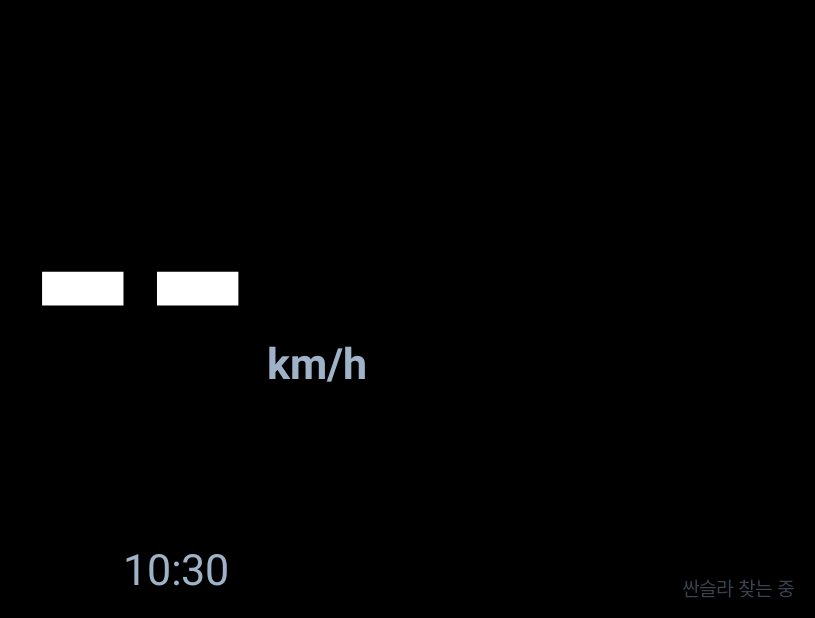
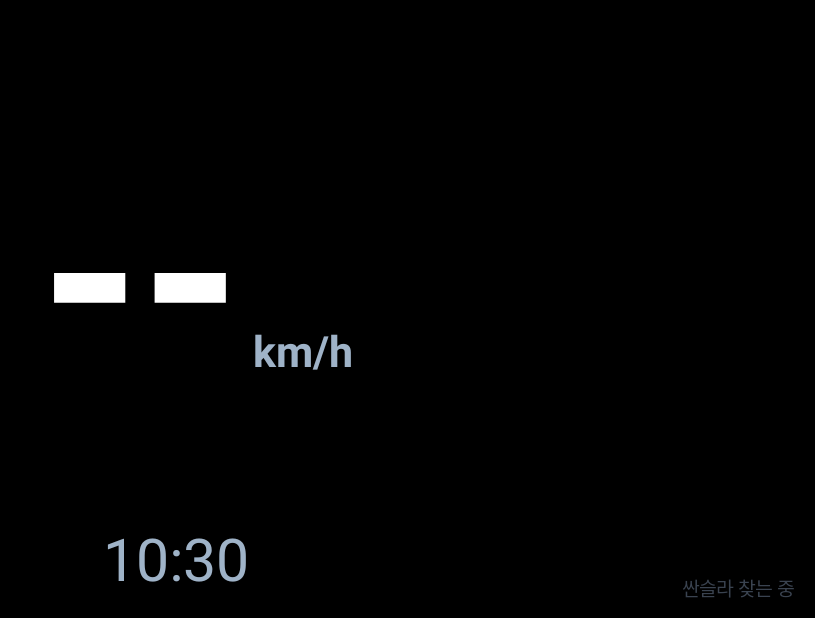
Before and after one commit to gamtanstudio/gt-home, an Android app: the screen it shows after launch (HudActivity), on a phone screen of 824 x 412 dp (held sideways). Shown: the whole screen, without its empty margins (421-1236 px from the left). Run offline under Robolectric (Android 15) with nearby library versions, the phone set to English and light mode, and no system bars.

Commit message:
Add files via upload

```diff
--- a/hud/src/main/java/com/gtman/hud/HudActivity.java
+++ b/hud/src/main/java/com/gtman/hud/HudActivity.java
@@ -147,18 +147,18 @@ public class HudActivity extends Activity {
         turnRow.setGravity(Gravity.CENTER_HORIZONTAL);
         LinearLayout ad = new LinearLayout(this);
         ad.setGravity(Gravity.CENTER_VERTICAL);
-        arrow = text(H * 0.30f, GREEN, true);
+        arrow = text(H * 0.26f, GREEN, true);
         arrow.setIncludeFontPadding(false);
-        dist = text(H * 0.20f, GREEN, true);
+        dist = text(H * 0.17f, GREEN, true);
         dist.setIncludeFontPadding(false);
         dist.setPadding(dp(10), 0, 0, 0);
         ad.addView(arrow);
         ad.addView(dist);
         turnRow.addView(ad);
-        road = text(H * 0.062f, Color.parseColor("#D8FFE6"), false);
+        road = text(H * 0.095f, Color.parseColor("#D8FFE6"), false);
         road.setSingleLine(true);
         road.setEllipsize(TextUtils.TruncateAt.END);
-        road.setMaxWidth(Math.round(W * 0.45f));
+        road.setMaxWidth(Math.round(W * 0.50f));
         turnRow.addView(road);
         turnRow.setVisibility(View.GONE);
         LinearLayout.LayoutParams tl = new LinearLayout.LayoutParams(-2, -2);
@@ -167,7 +167,7 @@ public class HudActivity extends Activity {
 
         LinearLayout sp = new LinearLayout(this);
         sp.setGravity(Gravity.BOTTOM);
-        speed = text(H * 0.48f, Color.WHITE, true);
+        speed = text(H * 0.42f, Color.WHITE, true);
         speed.setText("--");
         speed.setIncludeFontPadding(false);
         unit = text(H * 0.07f, DIM, true);
@@ -180,8 +180,8 @@ public class HudActivity extends Activity {
         // 아래 줄: 시계 · 곡명
         LinearLayout bot = new LinearLayout(this);
         bot.setGravity(Gravity.CENTER);
-        clock = text(H * 0.07f, DIM, false);
-        song = text(H * 0.07f, DIM, false);
+        clock = text(H * 0.095f, DIM, false);
+        song = text(H * 0.095f, DIM, false);
         song.setSingleLine(true);
         song.setEllipsize(TextUtils.TruncateAt.END);
         song.setMaxWidth(Math.round(W * 0.6f));
@@ -442,7 +442,7 @@ public class HudActivity extends Activity {
             String ds = "", rest = nav;
             if (m.find()) { ds = m.group(1) + m.group(2); rest = (nav.substring(0, m.start()) + nav.substring(m.end())).trim(); }
             dist.setText(ds);
-            road.setText(rest);
+            road.setText(rest.replaceAll("(좌회전|우회전|유턴|U턴|직진)\\s*", "").trim());   // 화살표랑 겹치는 말은 빼기
             arrow.setText(arrowFor(nav));
             turnRow.setVisibility(View.VISIBLE);
         } catch (Exception ignored) { }
```
